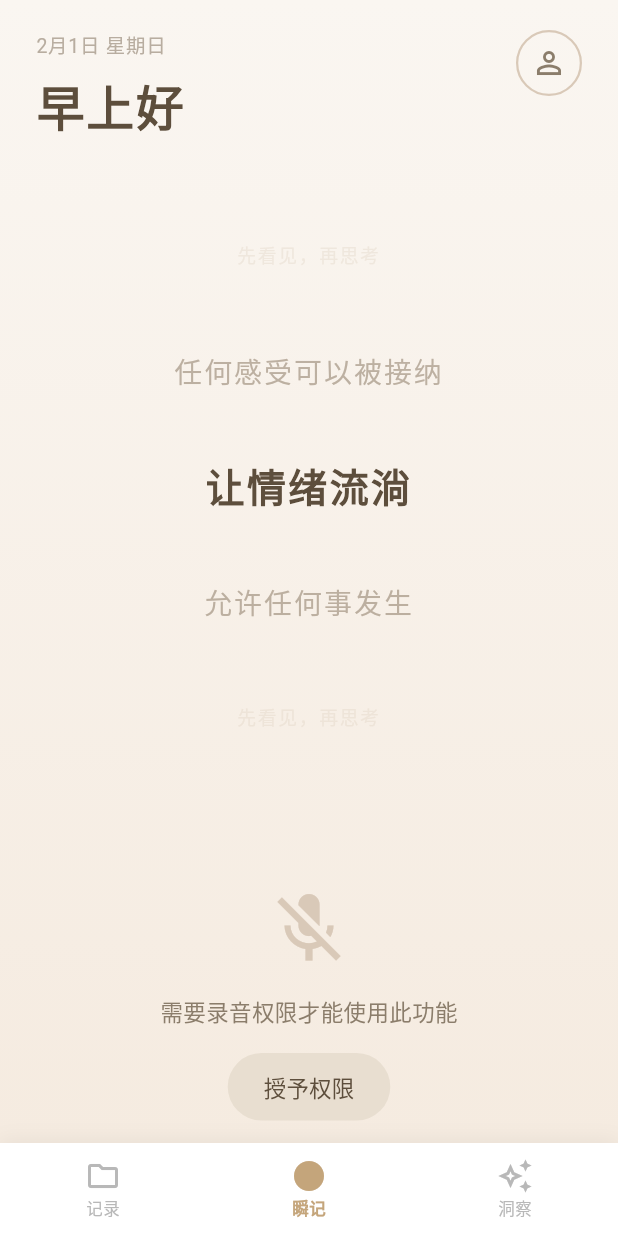
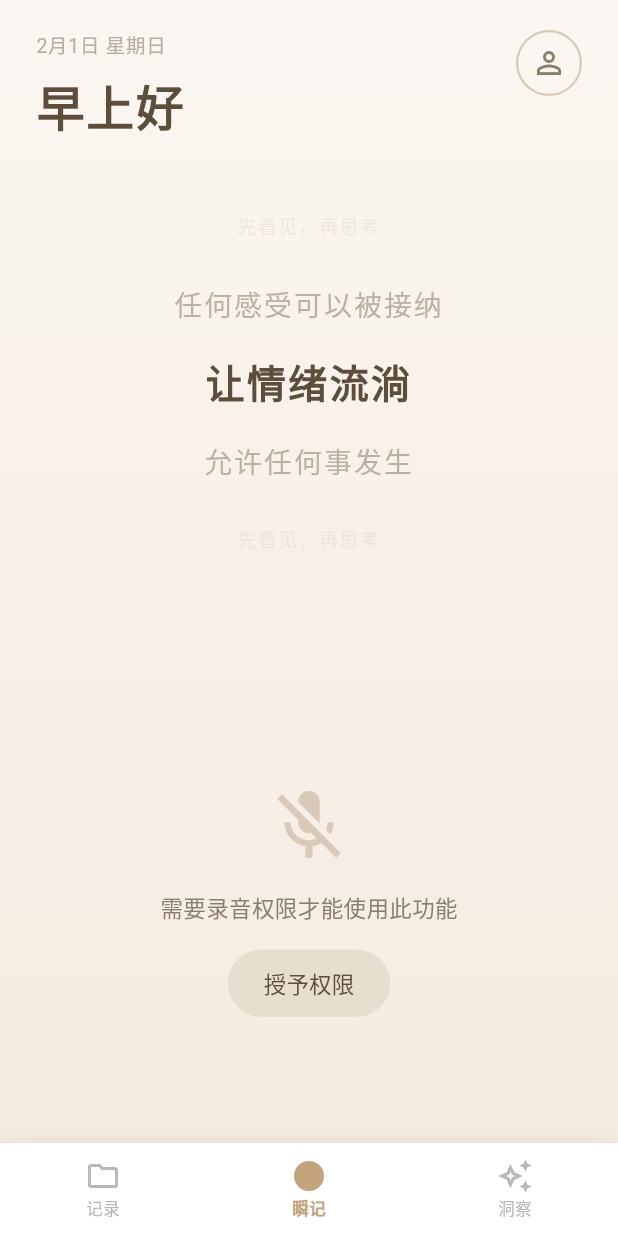
Before and after one commit to BinGess/Ocean, a Flutter app: the screen it shows after launch, on a phone screen of 412 x 824 dp. Run offline on Flutter 3.47's test engine with Material 3 defaults, Android fonts, the phone set to English and light mode, and no system bars; our stand-ins replace bloc_concurrency, dio, equatable, flutter_bloc, flutter_dotenv, freezed_annotation and 3 more; missing offline and left inert: record; accounts and stored records are empty; generated files the repository leaves out were written again.

Commit message:
优化一下首页的效果

```diff
--- a/lib/presentation/screens/home/home_screen.dart
+++ b/lib/presentation/screens/home/home_screen.dart
@@ -335,7 +335,7 @@ class _HomeScreenState extends State<HomeScreen> {
 
                     // 文字滚动区域 - 优化布局,给文案更多空间
                     Expanded(
-                      flex: 5,
+                      flex: 1,
                       child: _buildDescriptionSection(context),
                     ),
 
@@ -348,7 +348,7 @@ class _HomeScreenState extends State<HomeScreen> {
 
                     // 录音按钮区域 - 调整比例,保持整体平衡
                     Expanded(
-                      flex: 2,
+                      flex: 1,
                       child: BlocBuilder<AudioBloc, AudioState>(
                         builder: (context, audioState) {
                           return _buildRecordSection(context, audioState);
@@ -447,7 +447,7 @@ class _HomeScreenState extends State<HomeScreen> {
         audioState.status == RecordingStatus.permissionDenied) {
       return Center(
         child: Column(
-          mainAxisAlignment: MainAxisAlignment.center,
+          mainAxisSize: MainAxisSize.min,
           children: [
             const Icon(
               Icons.mic_off,
@@ -505,22 +505,17 @@ class _HomeScreenState extends State<HomeScreen> {
               letterSpacing: 2.0,
             ),
           ),
-          const SizedBox(height: 32),
+          const SizedBox(height: 16),
 
           // 录音按钮 - 扩大可点击区域
-          Container(
-            width: 180,  // 扩大外层容器,增加可点击热区
-            height: 180,
-            alignment: Alignment.center,
-            child: GestureDetector(
-              behavior: HitTestBehavior.opaque,  // 确保整个区域都可点击
-              onLongPressStart: (_) {
+          Listener(
+            onPointerDown: (_) {
               if (!audioState.isRecording) {
                 // 优先尝试流式录音，如果失败会自动降级到普通录音
                 context.read<AudioBloc>().add(const AudioStartStreamingRecording());
               }
             },
-              onLongPressEnd: (_) {
+            onPointerUp: (_) {
               if (audioState.isRecording) {
                 // 如果是流式录音，触发完成事件
                 if (audioState.isStreamingRecording) {
@@ -530,13 +525,8 @@ class _HomeScreenState extends State<HomeScreen> {
                 }
               }
             },
-              // 保留备用的tap处理,提高兼容性
-              onTapDown: (_) {
-                if (!audioState.isRecording) {
-                  context.read<AudioBloc>().add(const AudioStartStreamingRecording());
-                }
-              },
-              onTapUp: (_) {
+            onPointerCancel: (_) {
+               // 异常取消时也停止录音
                if (audioState.isRecording) {
                   if (audioState.isStreamingRecording) {
                     context.read<AudioBloc>().add(const AudioFinalizeStreaming());
@@ -545,6 +535,11 @@ class _HomeScreenState extends State<HomeScreen> {
                   }
                }
             },
+            child: Container(
+              width: 140,  // 调整热区大小，避免溢出
+              height: 140,
+              alignment: Alignment.center,
+              color: Colors.transparent, // 确保透明区域也能响应点击
               child: AnimatedContainer(
                 duration: const Duration(milliseconds: 200),
                 width: audioState.isRecording ? 100 : 120,
@@ -564,14 +559,23 @@ class _HomeScreenState extends State<HomeScreen> {
                             color: const Color(0xFFC4A57B).withValues(alpha: 0.3),
                             blurRadius: 20,
                             spreadRadius: 5,
-                        ),
+                          )
                         ]
-                    : [],
+                      : [
+                          BoxShadow(
+                            color: const Color(0xFFD9C9B8).withValues(alpha: 0.2),
+                            blurRadius: 10,
+                            spreadRadius: 2,
+                            offset: const Offset(0, 4),
+                          )
+                        ],
                 ),
                 child: Icon(
-                  Icons.mic,
-                  size: audioState.isRecording ? 44 : 50,
-                  color: const Color(0xFFC4A57B),
+                  audioState.isRecording ? Icons.stop_rounded : Icons.mic_rounded,
+                  size: 48,
+                  color: audioState.isRecording
+                    ? const Color(0xFFC4A57B)
+                    : const Color(0xFFD9C9B8),
                 ),
               ),
             ),
```
Lines whose indentation alone changed are shown as unchanged.
